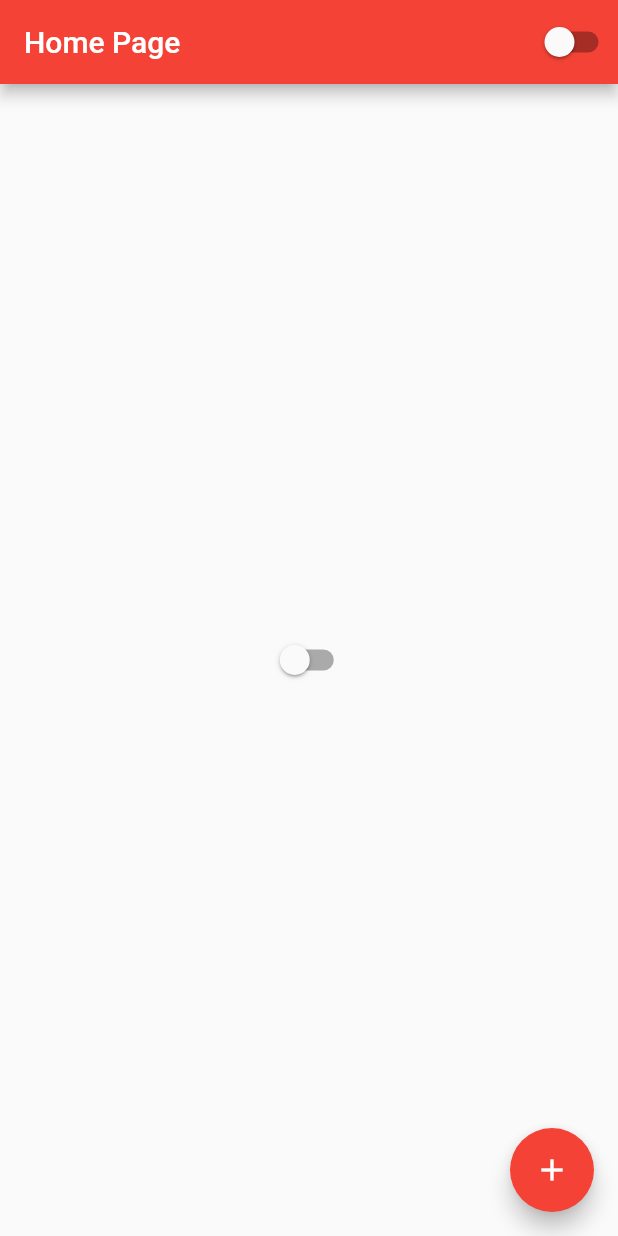
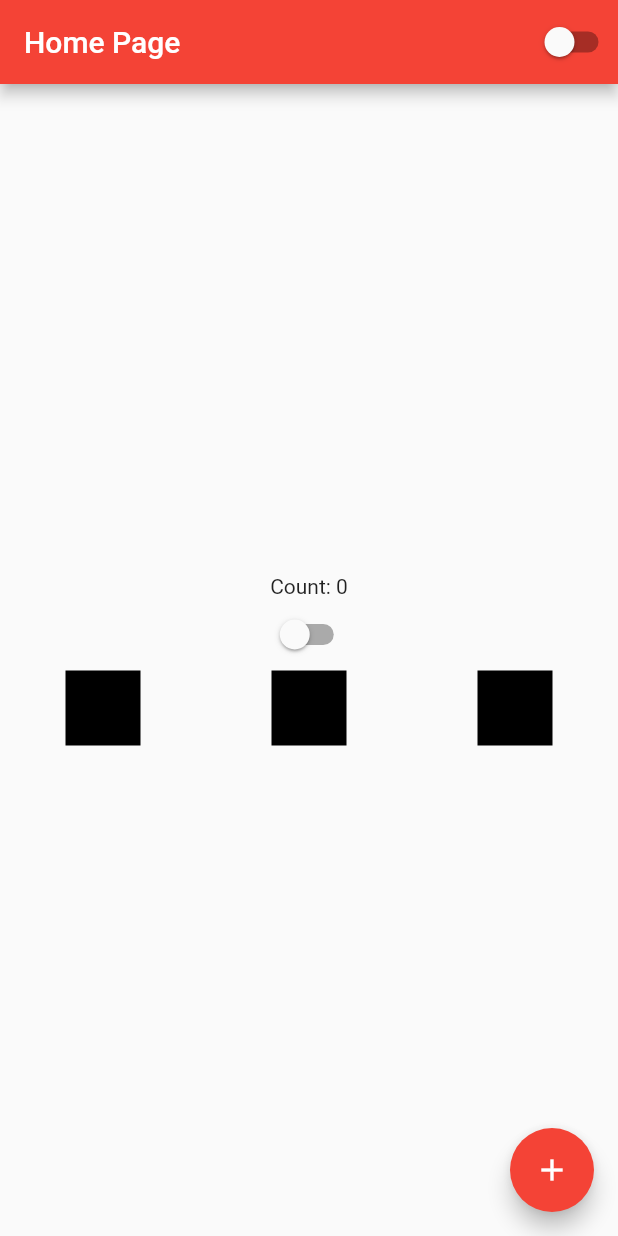
Before and after one commit to Matheus0liveira/first-flutter-app, a Flutter app: the screen it shows after launch, on a phone screen of 412 x 824 dp. Run offline on Flutter 3.47's test engine with Material 2 defaults, Android fonts, the phone set to English and light mode, and no system bars.

Commit message:
feat: learn Row and Columns

```diff
--- a/lib/home_page.dart
+++ b/lib/home_page.dart
@@ -25,12 +25,6 @@ class HomePageState extends State<HomePage> {
     });
   }
 
-  // _changeTheme(bool theme) {
-  //   setState(() {
-  //     isDarkTheme = theme;
-  //   });
-  // }
-
   @override
   Widget build(BuildContext context) {
     return Scaffold(
@@ -38,8 +32,37 @@ class HomePageState extends State<HomePage> {
         title: const Text('Home Page'),
         actions: [CustomSwitch()],
       ),
-      body: Center(
-        child: CustomSwitch(),
+      body: SizedBox(
+        width: double.infinity,
+        height: double.infinity,
+        child: Column(
+          mainAxisAlignment: MainAxisAlignment.center,
+          children: [
+            Text("Count: $count"),
+            CustomSwitch(),
+            Row(
+              mainAxisAlignment: MainAxisAlignment.spaceAround,
+              crossAxisAlignment: CrossAxisAlignment.center,
+              children: [
+                Container(
+                  width: 50,
+                  height: 50,
+                  color: Colors.black,
+                ),
+                Container(
+                  width: 50,
+                  height: 50,
+                  color: Colors.black,
+                ),
+                Container(
+                  width: 50,
+                  height: 50,
+                  color: Colors.black,
+                ),
+              ],
+            )
+          ],
+        ),
       ),
       floatingActionButton: FloatingActionButton(
           child: const Icon(Icons.add),
```
